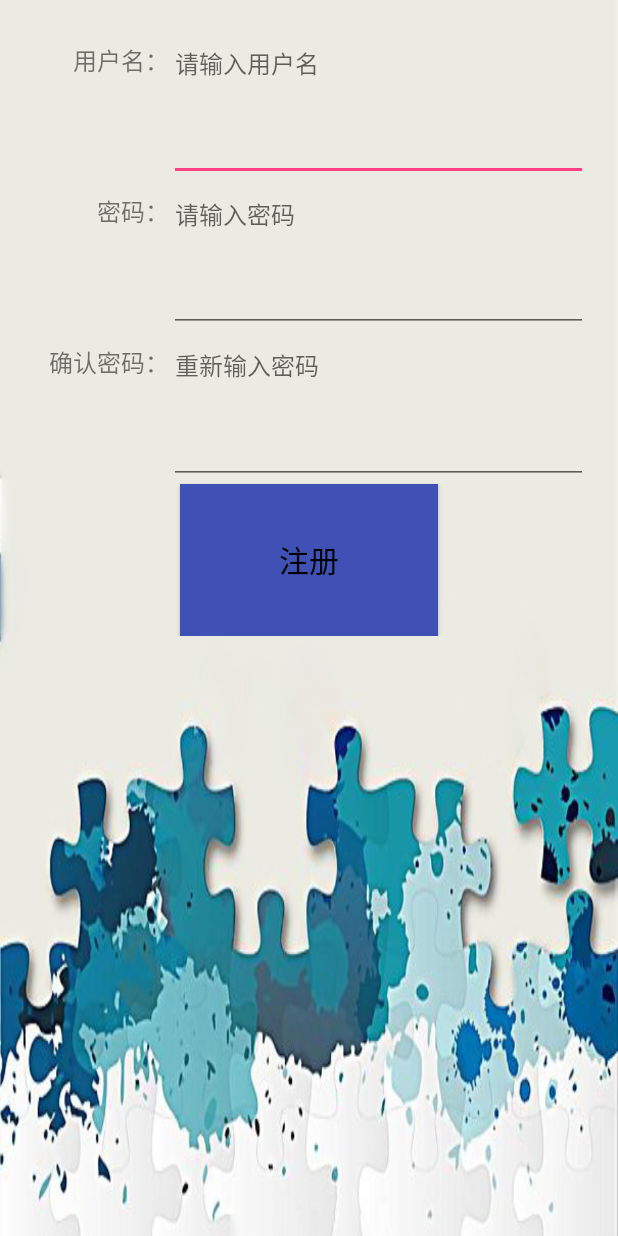
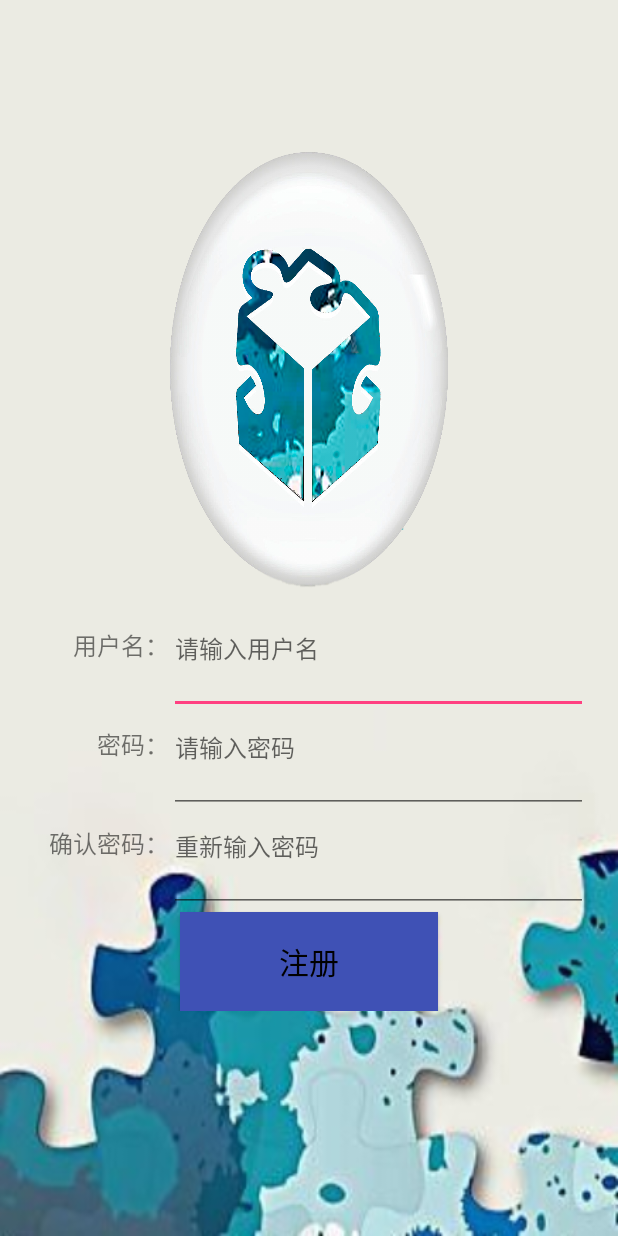
Before and after one commit to MFunction96/Puzzle, an Android app: the SignUp screen opened directly, with no data from a screen before it, on a phone screen of 412 x 824 dp. Run offline under Robolectric (Android 15) with nearby library versions, the phone set to English and light mode, and no system bars; Roboto replaces fonts that are not available here; 1 statement that could not run was skipped.

Commit message:
更新背景图 注册及登录界面更改为居中

```diff
--- a/app/src/main/res/layout/activity_signup.xml
+++ b/app/src/main/res/layout/activity_signup.xml
@@ -6,12 +6,21 @@
     android:layout_height="match_parent"
     android:background="@drawable/background5"
     android:orientation="vertical"
-    android:paddingBottom="400dip"
+    android:paddingBottom="150dip"
     android:paddingLeft="20dip"
     android:paddingRight="20dip"
-    android:paddingTop="20dip"
+    android:paddingTop="80dip"
     android:stretchColumns="*"
     tools:context="xyz.mfbrain.puzzle.SignUp">
+
+    <ImageView
+        android:layout_width="match_parent"
+        android:layout_height="0dip"
+        android:layout_weight="5"
+        android:background="@mipmap/icon"
+        android:layout_marginLeft="80dip"
+        android:layout_marginRight="80dip"
+        android:contentDescription="@string/description" />
 
     <TableLayout
         android:layout_width="match_parent"
```
Also changed, not shown: app/src/main/res/layout/activity_gamelogin.xml (+12 -3 lines), app/src/main/res/drawable/background5.jpg.
